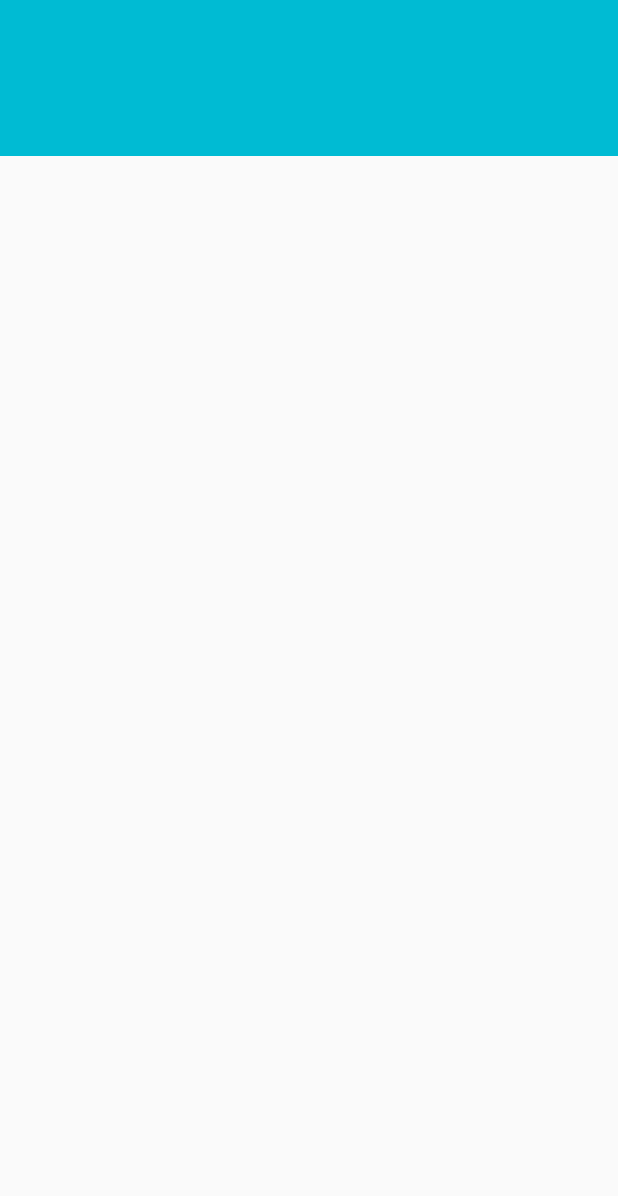
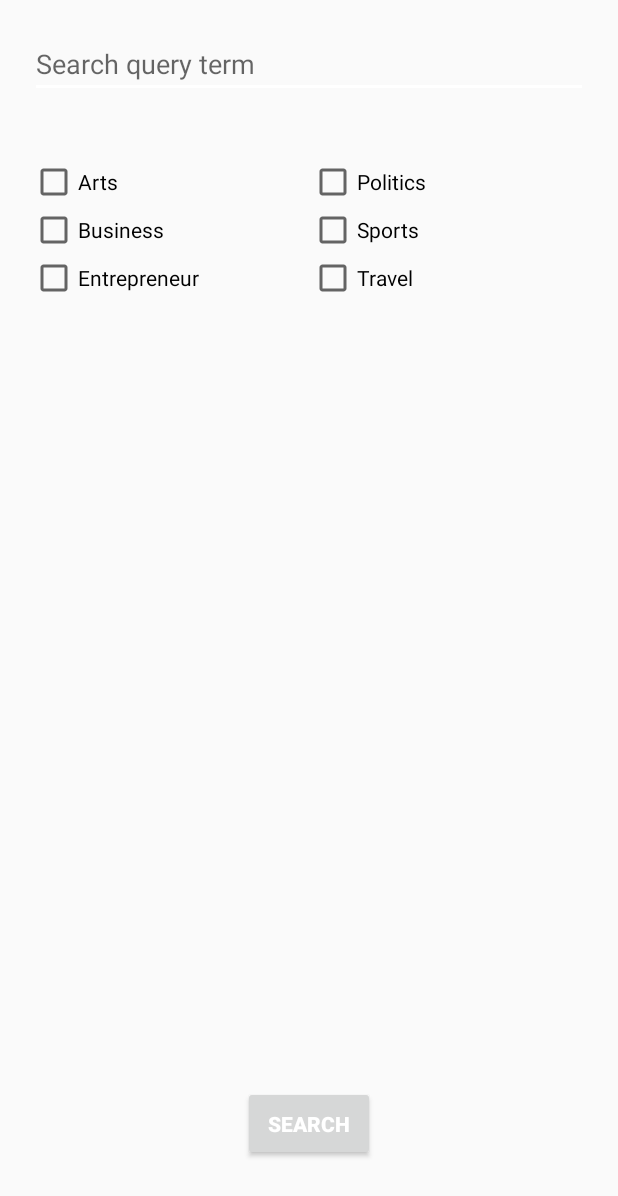
Before and after one commit to leoberenger/OCMyNews, an Android app: the SearchActivity screen opened directly, with no data from a screen before it, on a phone screen of 412 x 824 dp. Shown: the top 1196 px of the screen. Run offline under Robolectric (Android 15) with nearby library versions, the phone set to English and light mode, and no system bars; our stand-ins replace ButterKnife; network calls fail.

Commit message:
Created SearchActivity and DisplaySearchFragment

```diff
--- a/MyNews/app/src/main/AndroidManifest.xml
+++ b/MyNews/app/src/main/AndroidManifest.xml
@@ -27,7 +27,7 @@
                 android:name="android.support.PARENT_ACTIVITY"
                 android:value="com.openclassrooms.mynews.Controllers.Activities.MainActivity" />
         </activity>
-        <activity android:name=".Controllers.Activities.SearchActivity"></activity>
+        <activity android:name=".Controllers.Activities.SearchActivity" />
     </application>
 
 </manifest>
--- a/MyNews/app/src/main/java/com/openclassrooms/mynews/Controllers/Activities/SearchActivity.java
+++ b/MyNews/app/src/main/java/com/openclassrooms/mynews/Controllers/Activities/SearchActivity.java
@@ -1,62 +1,36 @@
 package com.openclassrooms.mynews.Controllers.Activities;
 
+import android.support.v4.app.FragmentTransaction;
 import android.support.v7.app.AppCompatActivity;
 import android.os.Bundle;
 import android.view.View;
+import android.widget.Button;
+import android.widget.CheckBox;
 import android.widget.EditText;
-import android.widget.TextView;
 
-import com.openclassrooms.mynews.Controllers.Fragments.SearchArticleFragment;
+import com.openclassrooms.mynews.Controllers.Fragments.DisplaySearchFragment;
+import com.openclassrooms.mynews.Controllers.Fragments.SearchPageFragment;
 import com.openclassrooms.mynews.R;
 
 import butterknife.BindView;
-import butterknife.OnClick;
 
 public class SearchActivity extends AppCompatActivity {
 
-    @BindView(R.id.fragment_main_query_input)
-    EditText queryInput;
-
-    //FOR SEARCH
-    public String mQuery;    //"france"
-    public String mNewsDesk = "Travel";
-    public int mBeginDate = 20170910;
-    public int mEndDate = 20171001;
-
-    private SearchArticleFragment mSearchArticleFragment;
+    private SearchPageFragment mSearchPageFragment;
 
     @Override
     protected void onCreate(Bundle savedInstanceState) {
         super.onCreate(savedInstanceState);
-        setContentView(R.layout.activity_main);
+        setContentView(R.layout.activity_search);
+        this.configureAndShowSearchFragment();
     }
 
-    @OnClick(R.id.fragment_searcharticles_button)
-    public void submit(View view) {
-        mQuery = queryInput.getText().toString();
-        this.configureAndShowMainFragment();
-    }
-
-    // -------------------
-    // CONFIGURATION
-    // -------------------
-
-    private void configureAndShowMainFragment() {
-
-        mSearchArticleFragment = (SearchArticleFragment) getSupportFragmentManager().findFragmentById(R.id.activity_search_frame_layout);
-
-        if (mSearchArticleFragment == null) {
-            mSearchArticleFragment = new SearchArticleFragment();
-
-            Bundle args = new Bundle();
-            args.putString("query", mQuery);
-            args.putString("newsDesk", mNewsDesk);
-            args.putInt("beginDate", mBeginDate);
-            args.putInt("endDate", mEndDate);
-            mSearchArticleFragment.setArguments(args);
+    private void configureAndShowSearchFragment() {
+        if (mSearchPageFragment == null) {
+            mSearchPageFragment = new SearchPageFragment();
 
             getSupportFragmentManager().beginTransaction()
-                    .add(R.id.activity_search_frame_layout, mSearchArticleFragment)
+                    .add(R.id.activity_search_frame_layout, mSearchPageFragment)
                     .commit();
         }
     }
--- a/MyNews/app/src/main/java/com/openclassrooms/mynews/Controllers/Fragments/SearchArticleFragment.java
+++ b/MyNews/app/src/main/java/com/openclassrooms/mynews/Controllers/Fragments/DisplaySearchFragment.java
@@ -34,7 +34,7 @@ import io.reactivex.observers.DisposableObserver;
 /**
  * A simple {@link Fragment} subclass.
  */
-public class SearchArticleFragment extends Fragment {
+public class DisplaySearchFragment extends Fragment {
 
     // FOR DESIGN
     @BindView(R.id.fragment_main_recycler_view)
@@ -56,7 +56,7 @@ public class SearchArticleFragment extends Fragment {
 
     String EXTRA_ARTICLE_URL = "EXTRA_ARTICLE_URL";
 
-    public SearchArticleFragment() { }
+    public DisplaySearchFragment() { }
 
     @Override
     public View onCreateView(LayoutInflater inflater, ViewGroup container, Bundle savedInstanceState) {
@@ -65,7 +65,7 @@ public class SearchArticleFragment extends Fragment {
 
         Bundle args = getArguments();
         mQuery = args.getString("query", "");
-        mNewsDesk = "news_desk:(%22" + args.getString("newsDesk", "") + "%22)";
+        mNewsDesk = args.getString("newsDesk", "");
         mBeginDate = args.getInt("beginDate", 0);
         mEndDate = args.getInt("endDate", 0);
 
--- /dev/null
+++ b/MyNews/app/src/main/java/com/openclassrooms/mynews/Controllers/Fragments/SearchPageFragment.java
@@ -0,0 +1,134 @@
+package com.openclassrooms.mynews.Controllers.Fragments;
+
+
+import android.os.Bundle;
+import android.support.v4.app.Fragment;
+import android.support.v4.app.FragmentTransaction;
+import android.view.LayoutInflater;
+import android.view.View;
+import android.view.ViewGroup;
+import android.widget.Button;
+import android.widget.CheckBox;
+import android.widget.EditText;
+
+import com.openclassrooms.mynews.R;
+
+import butterknife.BindView;
+import butterknife.ButterKnife;
+
+/**
+ * A simple {@link Fragment} subclass.
+ */
+public class SearchPageFragment extends Fragment {
+
+    private DisplaySearchFragment mDisplaySearchFragment;
+
+    @BindView(R.id.activity_search_query_input)
+    EditText queryInput;
+    @BindView(R.id.activity_search_button)
+    Button button;
+
+    private String mQuery = "france";
+    private String mNewsDesk = "news_desk:(%22Travel%22)";
+    private int mBeginDate = 20170910;
+    private int mEndDate = 20171001;
+
+    public SearchPageFragment() {}
+
+
+    @Override
+    public View onCreateView(LayoutInflater inflater, ViewGroup container,
+                             Bundle savedInstanceState) {
+        // Inflate the layout for this fragment
+        View view = inflater.inflate(R.layout.fragment_search_page, container, false);
+        ButterKnife.bind(this, view);
+
+        button.setOnClickListener(new View.OnClickListener() {
+            public void onClick(View v) {
+                //mQuery = queryInput.getText().toString();
+                //deskCheckboxes(view);
+                configureAndShowDisplaySearchFragment();
+            }
+        });
+
+        return view;
+    }
+
+
+    private void configureAndShowDisplaySearchFragment() {
+
+        if (mDisplaySearchFragment == null) {
+            mDisplaySearchFragment = new DisplaySearchFragment();
+
+            Bundle args = new Bundle();
+            args.putString("query", mQuery);
+            args.putString("newsDesk", mNewsDesk);
+            args.putInt("beginDate", mBeginDate);
+            args.putInt("endDate", mEndDate);
+            mDisplaySearchFragment.setArguments(args);
+
+            getFragmentManager().beginTransaction()
+                    .remove(this)
+                    .add(R.id.activity_search_frame_layout, mDisplaySearchFragment)
+                    .addToBackStack(null)
+                    .commit();
+        }
+    }
+
+    public void deskCheckboxes(View view) {
+
+        boolean checked = ((CheckBox) view).isChecked();
+
+        mNewsDesk = "news_desk:(";
+
+        boolean min1checked = false;
+
+        // Check which checkbox was clicked
+        switch (view.getId()) {
+            case R.id.checkbox_arts:
+                if (checked) {
+                    mNewsDesk += "%22Arts%22 ";
+                    min1checked = true;
+                }
+                break;
+            case R.id.checkbox_business:
+                if (checked){
+                    mNewsDesk += "%22Business%22 ";
+                    min1checked = true;
+                }
+                break;
+            case R.id.checkbox_entrepreneur:
+                if (checked){
+                    mNewsDesk += "%22Entrepreneurs%22 ";
+                    min1checked = true;
+                }
+                break;
+            case R.id.checkbox_politics:
+                if (checked){
+                    mNewsDesk += "%22Politics%22 ";
+                    min1checked = true;
+                }
+                break;
+            case R.id.checkbox_sports:
+                if (checked){
+                    mNewsDesk += "%22Sports%22 ";
+                    min1checked = true;
+                }
+                break;
+            case R.id.checkbox_travel:
+                if (checked){
+                    mNewsDesk += "%22Travel%22 ";
+                    min1checked = true;
+                }
+                break;
+        }
+        mNewsDesk += ")";
+
+        if(!min1checked){
+            //SHOW MESSAGE TO SELECT AT LEAST 1
+        }
+    }
+
+
+
+}
--- a/MyNews/app/src/main/res/layout/activity_search.xml
+++ b/MyNews/app/src/main/res/layout/activity_search.xml
@@ -1,6 +1,7 @@
 <?xml version="1.0" encoding="utf-8"?>
-<FrameLayout
-    xmlns:android="http://schemas.android.com/apk/res/android"
-    android:id="@+id/activity_search_frame_layout"
+<FrameLayout xmlns:android="http://schemas.android.com/apk/res/android"
+    xmlns:tools="http://schemas.android.com/tools"
     android:layout_width="match_parent"
-    android:layout_height="match_parent"/>
+    android:layout_height="match_parent"
+    tools:context="com.openclassrooms.mynews.Controllers.Activities.SearchActivity"
+    android:id="@+id/activity_search_frame_layout"/>
--- /dev/null
+++ b/MyNews/app/src/main/res/layout/fragment_search_page.xml
@@ -0,0 +1,84 @@
+<RelativeLayout
+xmlns:android="http://schemas.android.com/apk/res/android"
+android:layout_width="match_parent"
+android:layout_height="match_parent"
+android:id="@+id/activity_search_root_layout">
+
+<EditText
+    android:id="@+id/activity_search_query_input"
+    android:layout_width="match_parent"
+    android:layout_height="wrap_content"
+    android:layout_margin="20dp"
+    android:hint="Search query term" />
+
+<LinearLayout
+    android:layout_width="match_parent"
+    android:layout_height="wrap_content"
+    android:orientation="horizontal"
+    android:layout_margin="20dp"
+    android:layout_below="@id/activity_search_query_input">
+
+    <LinearLayout
+        android:orientation="vertical"
+        android:layout_width="0dp"
+        android:layout_weight="1"
+        android:layout_height="wrap_content">
+
+        <CheckBox android:id="@+id/checkbox_arts"
+            android:layout_width="wrap_content"
+            android:layout_height="wrap_content"
+            android:text="Arts"
+            android:onClick="onCheckboxClicked"/>
+
+        <CheckBox android:id="@+id/checkbox_business"
+            android:layout_width="wrap_content"
+            android:layout_height="wrap_content"
+            android:text="Business"
+            android:onClick="onCheckboxClicked"/>
+        <CheckBox android:id="@+id/checkbox_entrepreneur"
+            android:layout_width="wrap_content"
+            android:layout_height="wrap_content"
+            android:text="Entrepreneur"
+            android:onClick="onCheckboxClicked"/>
+
+    </LinearLayout>
+
+    <LinearLayout
+        android:orientation="vertical"
+        android:layout_width="0dp"
+        android:layout_weight="1"
+        android:layout_height="wrap_content">
+
+        <CheckBox
+            android:id="@+id/checkbox_politics"
+            android:layout_width="wrap_content"
+            android:layout_height="wrap_content"
+            android:text="Politics"
+            android:onClick="onCheckboxClicked"/>
+        <CheckBox android:id="@+id/checkbox_sports"
+            android:layout_width="wrap_content"
+            android:layout_height="wrap_content"
+            android:text="Sports"
+            android:onClick="onCheckboxClicked"/>
+        <CheckBox android:id="@+id/checkbox_travel"
+            android:layout_width="wrap_content"
+            android:layout_height="wrap_content"
+            android:text="Travel"
+            android:onClick="onCheckboxClicked"/>
+
+    </LinearLayout>
+</LinearLayout>
+
+<Button
+    android:id="@+id/activity_search_button"
+    android:layout_width="wrap_content"
+    android:layout_height="wrap_content"
+    android:layout_alignParentBottom="true"
+    android:layout_centerHorizontal="true"
+    android:layout_marginBottom="50dp"
+    android:padding="15dip"
+    android:text="Search"
+    android:textColor="#FFF"
+    android:textStyle="bold" />
+
+</RelativeLayout>
--- a/MyNews/app/src/main/res/values/strings.xml
+++ b/MyNews/app/src/main/res/values/strings.xml
@@ -5,4 +5,7 @@
     <string name="menu_search">Recherche</string>
     <string name="menu_more">Plus</string>
 
+    <!-- TODO: Remove or change this placeholder text -->
+    <string name="hello_blank_fragment">Hello blank fragment</string>
+
 </resources>
```
Also changed, not shown: MyNews/app/src/main/res/layout/fragment_search.xml (deleted, +0 -56 lines), 1 other file.
